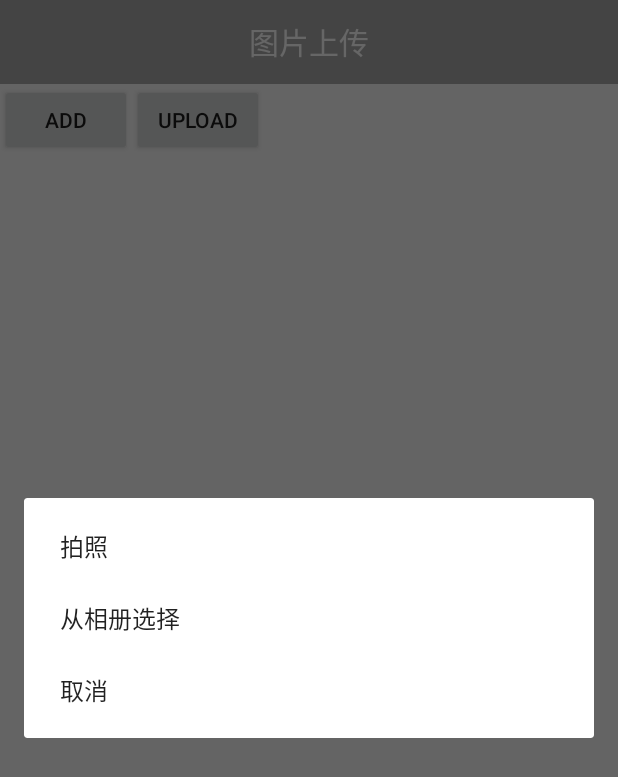
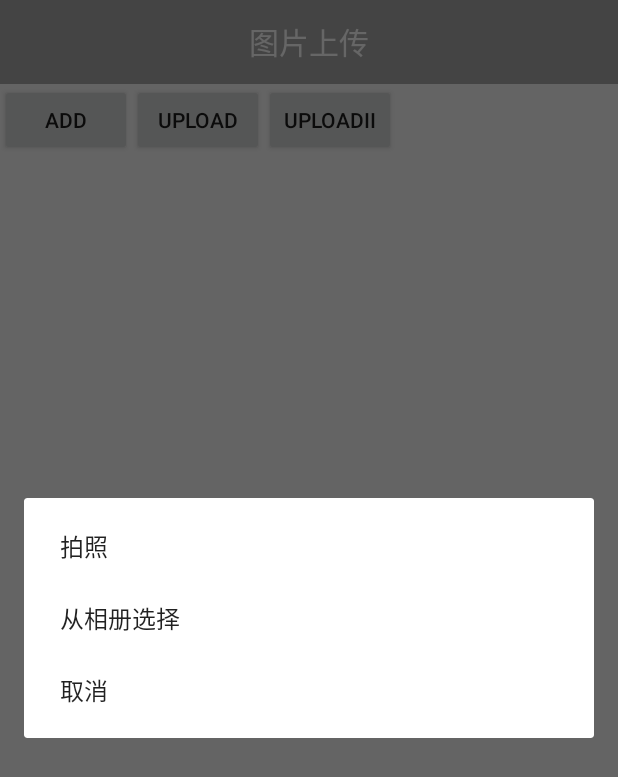
Before and after one commit to gitforwfy/Wlib, an Android app: the UpLoadActivity screen opened directly, with no data from a screen before it, after a tap on "ADD", on a phone screen of 412 x 824 dp. Shown: the top 777 px of the screen. Run offline under Robolectric (Android 15) with nearby library versions, the phone set to English and light mode, and no system bars; pictures from the network do not load.

Commit message:
Signed-off-by: fengyuan <446950883@qq.com>

```diff
--- a/app/src/main/java/com/wfy/test/net/UpLoadService.java
+++ b/app/src/main/java/com/wfy/test/net/UpLoadService.java
@@ -1,14 +1,16 @@
 package com.wfy.test.net;
 
+import java.util.List;
 import java.util.Map;
 
+import okhttp3.MultipartBody;
 import okhttp3.RequestBody;
-import okhttp3.ResponseBody;
 import retrofit2.Call;
+import retrofit2.http.Body;
 import retrofit2.http.Multipart;
 import retrofit2.http.POST;
+import retrofit2.http.Part;
 import retrofit2.http.PartMap;
-import retrofit2.http.Query;
 
 /**
  * Created by wfy 2017/9/11 16:26.
@@ -17,14 +19,18 @@ import retrofit2.http.Query;
  *
  */
 public interface UpLoadService {
+    //http://newwd.5zye.com:9700/webapi/wd/bookstore/getinfo.ashx?action=wd_edit_img&user_id=&avatar=
+    @POST("http://newwd.5zye.com:9700/webapi/wd/bookstore/getinfo.ashx")
+
+    Call<String> uploadFile(@Body RequestBody Body);
 
 
 
 
-    //http://192.168.0.30:8088/webapi/wd/bookstore/getinfo.ashx?action=wd_edit_img&user_id=&avatar=
-
+    @POST("http://newwd.5zye.com:9700/webapi/wd/bookstore/getinfo.ashx")
+    //标记类 表示发送form-encoded的数据（适用于 有文件 上传的场景
     @Multipart
-    @POST("http://192.168.0.30:8088/webapi/wd/bookstore/getinfo.ashx?action=wd_edit_img")
-    Call<ResponseBody> uploadFiles(@Query("user_id") String user_id, @PartMap() Map<String, RequestBody> maps);
+    Call<String> uploadFiles(@PartMap Map<String, RequestBody> params,
+                             @Part List<MultipartBody.Part> parts);
 
 }
--- a/app/src/main/res/layout/activity_up_load.xml
+++ b/app/src/main/res/layout/activity_up_load.xml
@@ -24,13 +24,30 @@
             android:text="upload"
             android:onClick="upload"
             />
+        <Button
+            android:layout_width="wrap_content"
+            android:layout_height="wrap_content"
+            android:text="uploadII"
+            android:onClick="uploadII"
+            />
 
 
     </LinearLayout>
 
 
+    <GridView
+        android:id="@+id/gv_upload"
+        android:layout_width="match_parent"
+        android:layout_height="wrap_content"
+        android:numColumns="3"
+        />
 
 
 
+    <TextView
+        android:id="@+id/tv_upload"
+        android:layout_width="wrap_content"
+        android:layout_height="wrap_content" />
+
 
 </LinearLayout>
--- /dev/null
+++ b/app/src/main/res/xml/file_paths_public.xml
@@ -0,0 +1,6 @@
+<?xml version="1.0" encoding="utf-8"?>
+<paths>
+    <external-path
+        name="my_images"
+        path="Pictures"/>
+</paths>
```
Also changed, not shown: app/src/main/AndroidManifest.xml (+12 -0 lines), app/src/main/java/com/wfy/test/activity/UpLoadActivity.java (+138 -2 lines), app/src/main/res/layout/item_upload.xml (added, +11 -0 lines), wlibrary/build.gradle (+4 -4 lines).
